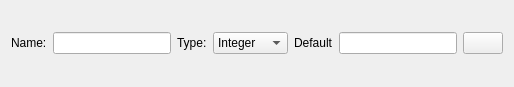
This is src/romeo/view/dialogs/newalgorithmparameterform.ui in AlbertoSimioni/Romeo as Qt 5 draws it before an edit. The edited form follows.
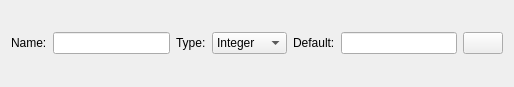
This is the edited form. Icons and pictures are not drawn.

```diff
--- a/src/romeo/view/dialogs/newalgorithmparameterform.ui
+++ b/src/romeo/view/dialogs/newalgorithmparameterform.ui
@@ -60,7 +60,7 @@
      <item>
       <widget class="QLabel" name="label_8">
        <property name="text">
-        <string>Default</string>
+        <string>Default:</string>
        </property>
       </widget>
      </item>
```
